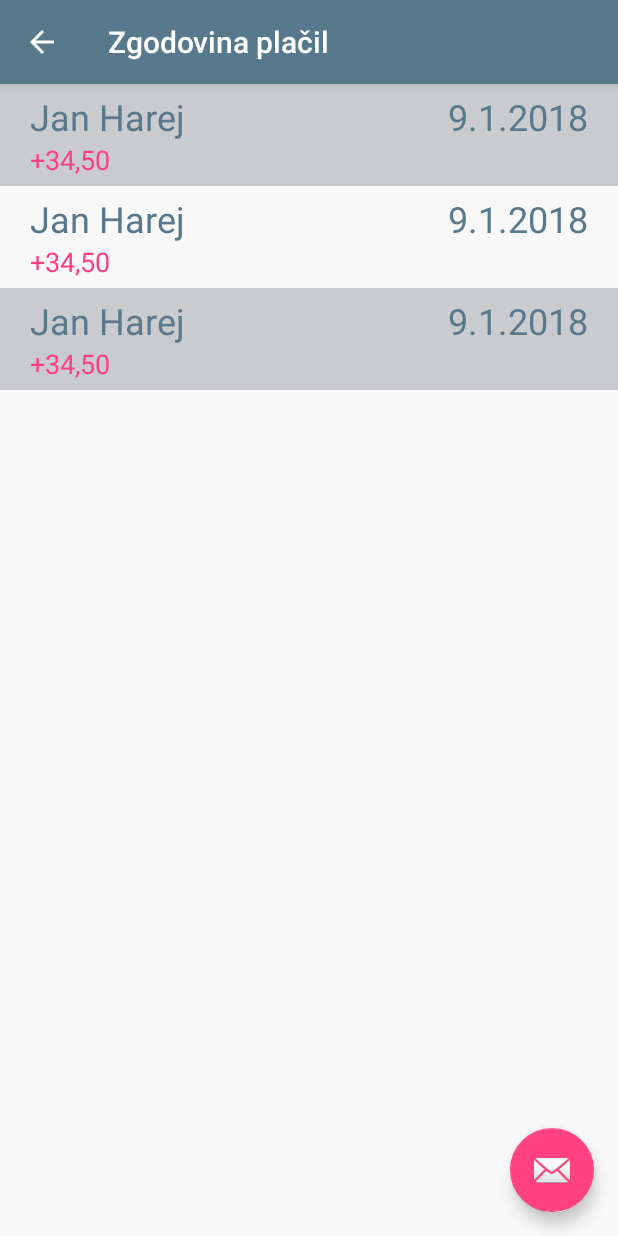
After one commit to HarejJ/debtchecker, an Android app: the PaymentsHistoryActivity screen opened directly, with no data from a screen before it, on a phone screen of 412 x 824 dp. The commit adds this screen. Run offline under Robolectric (Android 15) with nearby library versions, the phone set to English and light mode, and no system bars.

Commit message:
delam payment history

```diff
--- a/DebtChecker/app/src/main/java/project/emp/fri/si/debtchecker/MainActivity.java
+++ b/DebtChecker/app/src/main/java/project/emp/fri/si/debtchecker/MainActivity.java
@@ -1,5 +1,6 @@
 package project.emp.fri.si.debtchecker;
 
+import android.content.Intent;
 import android.graphics.Color;
 import android.os.Bundle;
 import android.support.design.widget.FloatingActionButton;
@@ -24,6 +25,9 @@ public class MainActivity extends AppCompatActivity
     private ImageView activeDebtsButton;
     private ImageView settingsButton;
 
+    // Next activity
+    Intent nextActivityIntent = null;
+
     @Override
     protected void onCreate(Bundle savedInstanceState) {
         super.onCreate(savedInstanceState);
@@ -39,19 +43,20 @@ public class MainActivity extends AppCompatActivity
 
         Toolbar toolbar = (Toolbar) findViewById(R.id.toolbar);
         setSupportActionBar(toolbar);
-        /*
+
         paymentHistoryButton.setOnClickListener(new View.OnClickListener() {
             @Override
             public void onClick(View v) {
-
+                nextActivityIntent = new Intent(MainActivity.this, PaymentsHistoryActivity.class);
+                startActivity(nextActivityIntent);
             }
         });
-        */
+
         FloatingActionButton fab = (FloatingActionButton) findViewById(R.id.fab);
         fab.setOnClickListener(new View.OnClickListener() {
             @Override
             public void onClick(View view) {
-                Snackbar.make(view, "Replace with your own action", Snackbar.LENGTH_LONG)
+                Snackbar.make(view, "Jan is so gay, like OMG", Snackbar.LENGTH_LONG)
                         .setAction("Action", null).show();
             }
         });
--- /dev/null
+++ b/DebtChecker/app/src/main/java/project/emp/fri/si/debtchecker/PaymentsHistoryActivity.java
@@ -0,0 +1,30 @@
+package project.emp.fri.si.debtchecker;
+
+import android.os.Bundle;
+import android.support.design.widget.FloatingActionButton;
+import android.support.design.widget.Snackbar;
+import android.support.v7.app.AppCompatActivity;
+import android.support.v7.widget.Toolbar;
+import android.view.View;
+
+public class PaymentsHistoryActivity extends AppCompatActivity {
+
+    @Override
+    protected void onCreate(Bundle savedInstanceState) {
+        super.onCreate(savedInstanceState);
+        setContentView(R.layout.activity_payments_history);
+        Toolbar toolbar = (Toolbar) findViewById(R.id.toolbar);
+        setSupportActionBar(toolbar);
+
+        FloatingActionButton fab = (FloatingActionButton) findViewById(R.id.fab);
+        fab.setOnClickListener(new View.OnClickListener() {
+            @Override
+            public void onClick(View view) {
+                Snackbar.make(view, "Replace with your own action", Snackbar.LENGTH_LONG)
+                        .setAction("Action", null).show();
+            }
+        });
+        getSupportActionBar().setDisplayHomeAsUpEnabled(true);
+    }
+
+}
--- /dev/null
+++ b/DebtChecker/app/src/main/res/layout/activity_payments_history.xml
@@ -0,0 +1,33 @@
+<?xml version="1.0" encoding="utf-8"?>
+<android.support.design.widget.CoordinatorLayout xmlns:android="http://schemas.android.com/apk/res/android"
+    xmlns:app="http://schemas.android.com/apk/res-auto"
+    xmlns:tools="http://schemas.android.com/tools"
+    android:layout_width="match_parent"
+    android:layout_height="match_parent"
+    tools:context="project.emp.fri.si.debtchecker.PaymentsHistoryActivity">
+
+    <android.support.design.widget.AppBarLayout
+        android:layout_width="match_parent"
+        android:layout_height="wrap_content"
+        android:theme="@style/AppTheme.AppBarOverlay">
+
+        <android.support.v7.widget.Toolbar
+            android:id="@+id/toolbar"
+            android:layout_width="match_parent"
+            android:layout_height="?attr/actionBarSize"
+            android:background="?attr/colorPrimary"
+            app:popupTheme="@style/AppTheme.PopupOverlay" />
+
+    </android.support.design.widget.AppBarLayout>
+
+    <include layout="@layout/content_payments_history" />
+
+    <android.support.design.widget.FloatingActionButton
+        android:id="@+id/fab"
+        android:layout_width="wrap_content"
+        android:layout_height="wrap_content"
+        android:layout_gravity="bottom|end"
+        android:layout_margin="@dimen/fab_margin"
+        app:srcCompat="@android:drawable/ic_dialog_email" />
+
+</android.support.design.widget.CoordinatorLayout>
--- a/DebtChecker/app/src/main/res/layout/content_main.xml
+++ b/DebtChecker/app/src/main/res/layout/content_main.xml
@@ -5,7 +5,7 @@
     android:id="@+id/mainActivity_mainLayout"
     android:layout_width="match_parent"
     android:layout_height="match_parent"
-    android:background="@color/testColor"
+    android:background="@color/backgroundColor"
     android:gravity="center"
     android:orientation="vertical"
     app:layout_behavior="@string/appbar_scrolling_view_behavior"
--- /dev/null
+++ b/DebtChecker/app/src/main/res/layout/content_payments_history.xml
@@ -0,0 +1,163 @@
+<?xml version="1.0" encoding="utf-8"?>
+<LinearLayout xmlns:android="http://schemas.android.com/apk/res/android"
+    xmlns:app="http://schemas.android.com/apk/res-auto"
+    xmlns:tools="http://schemas.android.com/tools"
+    android:layout_width="match_parent"
+    android:layout_height="match_parent"
+    android:background="@color/backgroundColor"
+    android:orientation="vertical"
+    app:layout_behavior="@string/appbar_scrolling_view_behavior"
+    tools:context="project.emp.fri.si.debtchecker.PaymentsHistoryActivity"
+    tools:showIn="@layout/activity_payments_history">
+
+    <ScrollView
+        android:layout_width="match_parent"
+        android:layout_height="match_parent">
+
+        <LinearLayout
+            android:layout_width="match_parent"
+            android:layout_height="match_parent"
+            android:orientation="vertical">
+
+            <LinearLayout
+                android:layout_width="match_parent"
+                android:layout_height="wrap_content"
+                android:background="@color/paymentHistoryColor"
+                android:paddingLeft="20dp"
+                android:paddingTop="5dp"
+                android:paddingBottom="5dp"
+                android:paddingRight="20dp"
+                android:orientation="vertical">
+
+                <LinearLayout
+                    android:layout_width="match_parent"
+                    android:layout_height="match_parent"
+                    android:orientation="horizontal">
+
+                    <TextView
+                        android:id="@+id/textView4"
+                        android:layout_width="match_parent"
+                        android:layout_height="wrap_content"
+                        android:layout_weight="1"
+                        android:text="@string/payment_history_name_test"
+                        android:textColor="@color/colorPrimary"
+                        android:textSize="24sp" />
+
+                    <TextView
+                        android:id="@+id/textView3"
+                        android:layout_width="match_parent"
+                        android:layout_height="wrap_content"
+                        android:layout_weight="1"
+                        android:text="@string/payment_history_date_test"
+                        android:textAlignment="viewEnd"
+                        android:textColor="@color/colorPrimary"
+                        android:textSize="24sp" />
+
+                </LinearLayout>
+
+                <TextView
+                    android:id="@+id/textView5"
+                    android:layout_width="match_parent"
+                    android:layout_height="wrap_content"
+                    android:layout_weight="1"
+                    android:text="@string/payment_history_value_test"
+                    android:textColor="@color/colorAccent"
+                    android:textSize="18sp" />
+
+            </LinearLayout>
+
+            <LinearLayout
+                android:layout_width="match_parent"
+                android:layout_height="wrap_content"
+                android:orientation="vertical"
+                android:paddingBottom="5dp"
+                android:paddingLeft="20dp"
+                android:paddingRight="20dp"
+                android:paddingTop="5dp">
+
+                <LinearLayout
+                    android:layout_width="match_parent"
+                    android:layout_height="match_parent"
+                    android:orientation="horizontal">
+
+                    <TextView
+                        android:id="@+id/textView6"
+                        android:layout_width="match_parent"
+                        android:layout_height="wrap_content"
+                        android:layout_weight="1"
+                        android:text="@string/payment_history_name_test"
+                        android:textColor="@color/colorPrimary"
+                        android:textSize="24sp" />
+
+                    <TextView
+                        android:id="@+id/textView7"
+                        android:layout_width="match_parent"
+                        android:layout_height="wrap_content"
+                        android:layout_weight="1"
+                        android:text="@string/payment_history_date_test"
+                        android:textAlignment="viewEnd"
+                        android:textColor="@color/colorPrimary"
+                        android:textSize="24sp" />
+
+                </LinearLayout>
+
+                <TextView
+                    android:id="@+id/textView8"
+                    android:layout_width="match_parent"
+                    android:layout_height="wrap_content"
+                    android:layout_weight="1"
+                    android:text="@string/payment_history_value_test"
+                    android:textColor="@color/colorAccent"
+                    android:textSize="18sp" />
+
+            </LinearLayout>
+
+            <LinearLayout
+                android:layout_width="match_parent"
+                android:layout_height="wrap_content"
+                android:background="@color/paymentHistoryColor"
+                android:paddingLeft="20dp"
+                android:paddingTop="5dp"
+                android:paddingBottom="5dp"
+                android:paddingRight="20dp"
+                android:orientation="vertical">
+
+                <LinearLayout
+                    android:layout_width="match_parent"
+                    android:layout_height="match_parent"
+                    android:orientation="horizontal">
+
+                    <TextView
+                        android:id="@+id/textView9"
+                        android:layout_width="match_parent"
+                        android:layout_height="wrap_content"
+                        android:layout_weight="1"
+                        android:text="@string/payment_history_name_test"
+                        android:textColor="@color/colorPrimary"
+                        android:textSize="24sp" />
+
+                    <TextView
+                        android:id="@+id/textView10"
+                        android:layout_width="match_parent"
+                        android:layout_height="wrap_content"
+                        android:layout_weight="1"
+                        android:text="@string/payment_history_date_test"
+                        android:textAlignment="viewEnd"
+                        android:textColor="@color/colorPrimary"
+                        android:textSize="24sp" />
+
+                </LinearLayout>
+
+                <TextView
+                    android:id="@+id/textView11"
+                    android:layout_width="match_parent"
+                    android:layout_height="wrap_content"
+                    android:layout_weight="1"
+                    android:text="@string/payment_history_value_test"
+                    android:textColor="@color/colorAccent"
+                    android:textSize="18sp" />
+
+            </LinearLayout>
+        </LinearLayout>
+    </ScrollView>
+</LinearLayout>
--- a/DebtChecker/app/src/main/res/values/colors.xml
+++ b/DebtChecker/app/src/main/res/values/colors.xml
@@ -6,8 +6,10 @@
 
     <color name="colorPrimary">#58788b</color>
     <color name="colorPrimaryDark">#58788b</color>
-    <color name="colorAccent">#FF4081</color>
+    <color name="colorAccent">#ff4081</color>
     <color name="colorNavigationBar">#575e62</color>
+    <color name="backgroundColor">#f8f8f8</color>
 
-    <color name="testColor">#f8f8f8</color>
+    <!-- Barve za zgodovino placil -->
+    <color name="paymentHistoryColor">#cacbce</color>
 </resources>
--- a/DebtChecker/app/src/main/res/values/strings.xml
+++ b/DebtChecker/app/src/main/res/values/strings.xml
@@ -198,4 +198,8 @@
     <string name="navigation_drawer_close">Close navigation drawer</string>
     <string name="prompt_username">Username</string>
     <string name="title_activity_new_payment">Novo plačilo</string>
+    <string name="title_activity_payments_history">Zgodovina plačil</string>
+    <string name="payment_history_name_test">Jan Harej</string>
+    <string name="payment_history_date_test">9.1.2018</string>
+    <string name="payment_history_value_test">+34,50</string>
 </resources>
```
Also changed, not shown: DebtChecker/app/src/main/AndroidManifest.xml (+10 -0 lines).
